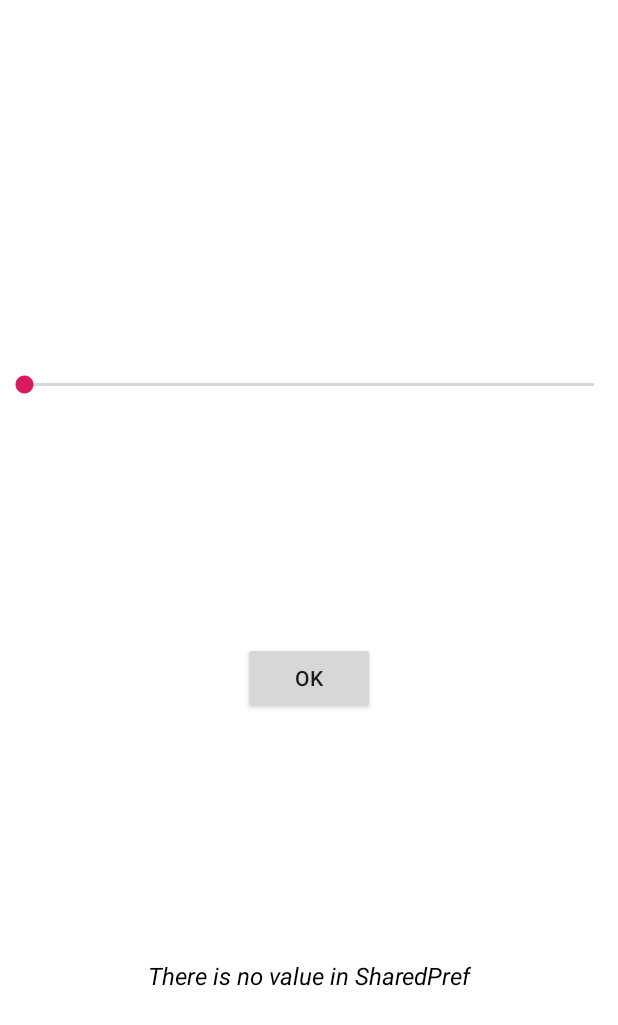
After one commit to Folenik/Android-Showreel, an Android app: the SharedPrefActivity screen opened directly, with no data from a screen before it, on a phone screen of 412 x 824 dp. The commit adds this screen. Shown: the top 1025 px of the screen. Run offline under Robolectric (Android 15) with nearby library versions, the phone set to English and light mode, and no system bars.

Commit message:
SharedPreferences activity finished

```diff
--- a/app/src/main/AndroidManifest.xml
+++ b/app/src/main/AndroidManifest.xml
@@ -24,6 +24,7 @@
             android:screenOrientation="portrait">
             <intent-filter>
                 <action android:name="android.intent.action.MAIN" />
+
                 <category android:name="android.intent.category.LAUNCHER" />
                 <category android:name="android.intent.category.DEFAULT" />
             </intent-filter>
@@ -35,6 +36,9 @@
             android:name=".activity.QRCodeActivity"
             android:screenOrientation="portrait" />
         <activity
+            android:name=".activity.SharedPrefActivity"
+            android:screenOrientation="portrait" />
+        <activity
             android:name=".activity.KotlinActivity"
             android:screenOrientation="portrait" />
     </application>
--- a/app/src/main/assets/list_data.json
+++ b/app/src/main/assets/list_data.json
@@ -225,8 +225,8 @@
     "id": 31,
     "name": "SharedPreferences",
     "description": "Description about SharedPreferences.",
-    "img": "https://i.wpimg.pl/O/644x429/d.wpimg.pl/2148438399-1788913762/wegiel.jpg",
-    "isDone": "false"
+    "img": "https://en.proft.me/media/android/android_sharedpreferences.png",
+    "isDone": "true"
   },
   {
     "id": 32,
--- /dev/null
+++ b/app/src/main/java/com/folen/androidshowreel/activity/SharedPrefActivity.kt
@@ -0,0 +1,59 @@
+package com.folen.androidshowreel.activity
+
+import android.content.Context
+import android.content.Intent
+import android.content.SharedPreferences
+import android.os.Bundle
+import android.widget.Toast
+import android.widget.Toast.LENGTH_LONG
+import androidx.appcompat.app.AppCompatActivity
+import com.folen.androidshowreel.R
+import kotlinx.android.synthetic.main.activity_shared_pref.*
+
+lateinit var sharedPref: SharedPreferences
+
+class SharedPrefActivity : AppCompatActivity() {
+    override fun onCreate(savedInstanceState: Bundle?) {
+        super.onCreate(savedInstanceState)
+        setContentView(R.layout.activity_shared_pref)
+
+        initSharedPref()
+        setupSeekBar()
+
+        save_seekbar_button.setOnClickListener() {
+            getValueAndStoreIt()
+        }
+    }
+
+    private fun initSharedPref() {
+        sharedPref = getSharedPreferences("My_Preferences", Context.MODE_PRIVATE)
+        if (!sharedPref.contains("initialized")) {
+            sharedPref.edit().putBoolean("initialized", true).commit();
+        } else {
+            getSeekBarValuesFromSharedPref()
+        }
+    }
+
+    private fun setupSeekBar() {
+        seek_bar.max = 100
+    }
+
+    private fun getValueAndStoreIt() {
+        sharedPref.edit().putInt("seekbar_value", seek_bar.progress).commit()
+        sharedPref.edit().putInt("times_saved", sharedPref.getInt("times_saved", 0) + 1).commit()
+        Toast.makeText(this, getString(R.string.seek_bar_default_value), LENGTH_LONG).show()
+
+        getSeekBarValuesFromSharedPref()
+    }
+
+    private fun getSeekBarValuesFromSharedPref() {
+        seek_bar.progress = sharedPref.getInt("seekbar_value", 0)
+        m_textview.text = getString(R.string.textview_seek_bar_changes,
+                sharedPref.getInt("seekbar_value", 0),
+                sharedPref.getInt("times_saved", 0))
+    }
+
+    fun intent(context: Context): Intent {
+        return Intent(context, SharedPrefActivity::class.java)
+    }
+}
--- a/app/src/main/java/com/folen/androidshowreel/util/manager/IntentManager.java
+++ b/app/src/main/java/com/folen/androidshowreel/util/manager/IntentManager.java
@@ -5,13 +5,15 @@ import android.annotation.SuppressLint;
 import android.content.Intent;
 import android.net.Uri;
 import android.provider.Settings;
+import android.widget.Toast;
+
 import androidx.annotation.Nullable;
-import android.widget.Toast;
 
 import com.folen.androidshowreel.R;
 import com.folen.androidshowreel.activity.ConstraintLayoutActivity;
 import com.folen.androidshowreel.activity.KotlinActivity;
 import com.folen.androidshowreel.activity.QRCodeActivity;
+import com.folen.androidshowreel.activity.SharedPrefActivity;
 import com.folen.androidshowreel.base.BaseActivity;
 import com.folen.androidshowreel.model.Feature;
 
@@ -73,6 +75,9 @@ public class IntentManager {
                         PermissionManager.requestPermission(activity, Manifest.permission.CAMERA, REQUEST_CODE_QR_SCANNER);
                     }
                 }
+            case 31:
+                SharedPrefActivity sharedPrefActivity = new SharedPrefActivity();
+                return sharedPrefActivity.intent(activity);
             case 33:
                 KotlinActivity kotlinActivity = new KotlinActivity();
                 return kotlinActivity.intent(activity);
--- /dev/null
+++ b/app/src/main/res/layout/activity_shared_pref.xml
@@ -0,0 +1,44 @@
+<?xml version="1.0" encoding="utf-8"?>
+<androidx.constraintlayout.widget.ConstraintLayout xmlns:android="http://schemas.android.com/apk/res/android"
+    xmlns:app="http://schemas.android.com/apk/res-auto"
+    android:layout_width="match_parent"
+    android:layout_height="match_parent">
+
+
+    <androidx.constraintlayout.widget.Guideline
+        android:id="@+id/guideline_horizontal"
+        android:layout_width="wrap_content"
+        android:layout_height="wrap_content"
+        android:orientation="horizontal"
+        app:layout_constraintGuide_percent="0.3" />
+
+    <androidx.appcompat.widget.AppCompatSeekBar
+        android:id="@+id/seek_bar"
+        android:layout_width="match_parent"
+        android:layout_height="wrap_content"
+        app:layout_constraintEnd_toEndOf="parent"
+        app:layout_constraintStart_toStartOf="parent"
+        app:layout_constraintTop_toTopOf="@id/guideline_horizontal" />
+
+    <androidx.appcompat.widget.AppCompatButton
+        android:id="@+id/save_seekbar_button"
+        android:layout_width="wrap_content"
+        android:layout_height="wrap_content"
+        android:text="@string/ok"
+        app:layout_constraintBottom_toTopOf="@id/m_textview"
+        app:layout_constraintEnd_toEndOf="parent"
+        app:layout_constraintStart_toStartOf="parent"
+        app:layout_constraintTop_toBottomOf="@id/seek_bar" />
+
+    <androidx.appcompat.widget.AppCompatTextView
+        android:id="@+id/m_textview"
+        style="@style/ShowreelLabel.Long.Italic.Small"
+        android:layout_width="wrap_content"
+        android:layout_height="wrap_content"
+        android:text="@string/value_not_set"
+        app:layout_constraintBottom_toBottomOf="parent"
+        app:layout_constraintEnd_toEndOf="parent"
+        app:layout_constraintStart_toStartOf="parent"
+        app:layout_constraintTop_toBottomOf="@id/save_seekbar_button" />
+
+</androidx.constraintlayout.widget.ConstraintLayout>
--- a/app/src/main/res/values/strings.xml
+++ b/app/src/main/res/values/strings.xml
@@ -33,6 +33,12 @@
     <!-- KotlinActivity strings -->
     <string name="textview_was_born">%1$s was born in: %2$d</string>
 
+
+    <!-- SharedPrefActivity strins -->
+    <string name="textview_seek_bar_changes">Last saved value of SeekBar: %1$d \n Times you saved the value: %2$d</string>
+    <string name="value_not_set">There is no value in SharedPref</string>
+    <string name="seek_bar_default_value">Default SeekBar value saved.</string>
+
     <!--Permissions-->
     <string name="error_permission_rationale_camera_title">Camera permission</string>
     <string name="error_permission_rationale_camera_description">We need your permission to open a camera - it is nessessary to scan a QR code.</string>
```
